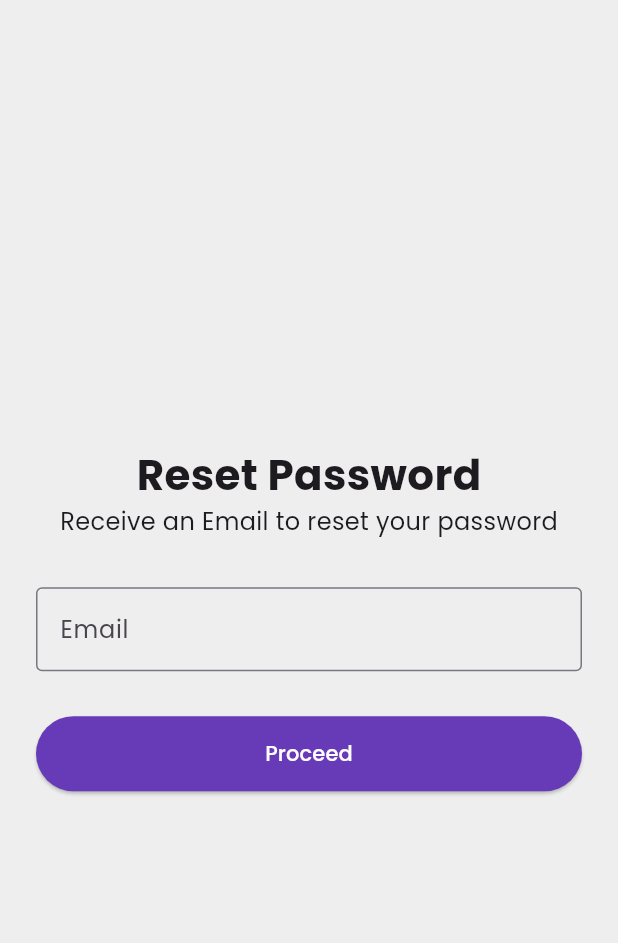
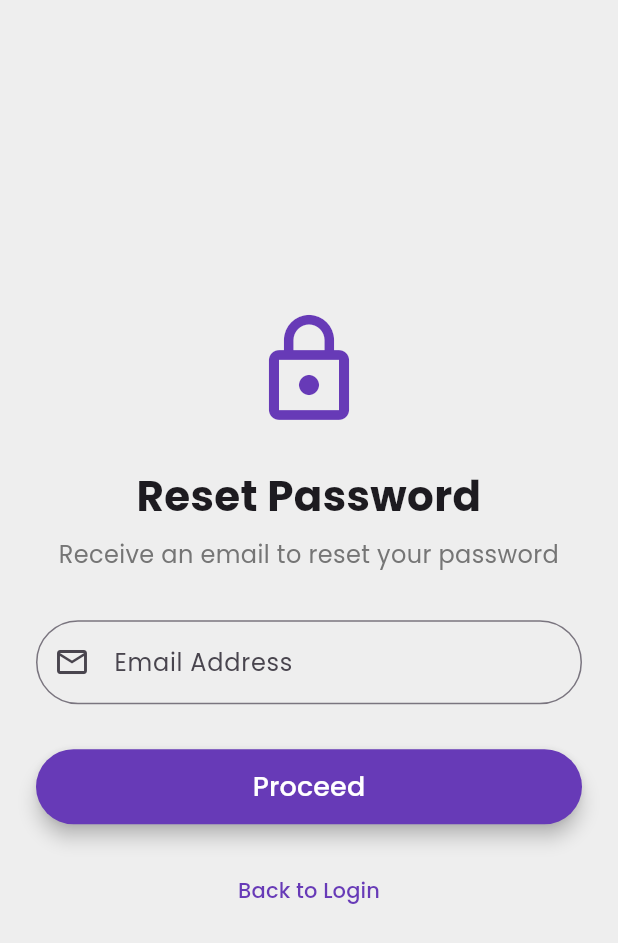
Before and after one commit to SubramanyaKS/nammkart-mobile, a Flutter app: the ForgotPasswordScreen screen opened directly, on a phone screen of 412 x 824 dp. Shown: the top 943 px of the screen. Run offline on Flutter 3.47's test engine with Material 3 defaults, Android fonts, the phone set to English and light mode, and no system bars; our stand-ins replace carousel_slider, flutter_dotenv, google_fonts.

Commit message:
small modification

```diff
--- a/lib/src/config/common/custom_button.dart
+++ b/lib/src/config/common/custom_button.dart
@@ -12,10 +12,14 @@ class CustomButton extends StatelessWidget {
       style: ElevatedButton.styleFrom(
         backgroundColor: Colors.deepPurple,
         minimumSize: const Size(double.infinity, 50),
+        shape: RoundedRectangleBorder(
+          borderRadius: BorderRadius.circular(40),
+        ),
+        elevation: 5,
       ),
       child: Text(
         title,
-        style: TextStyle(color: Colors.white),
+        style: TextStyle(color: Colors.white,fontSize: 18),
       ),
     );
   }
--- a/lib/src/features/auth/presentation/screens/forgot_password_screen.dart
+++ b/lib/src/features/auth/presentation/screens/forgot_password_screen.dart
@@ -19,33 +19,74 @@ class _ForgotPasswordScreenState extends State<ForgotPasswordScreen> {
         child: Center(
           child: SingleChildScrollView(
             child: Column(
+              crossAxisAlignment: CrossAxisAlignment.center,
               children: [
+                Icon(
+                  Icons.lock_outline,
+                  size: 80,
+                  color: Theme.of(context).colorScheme.primary,
+                ),
+                const SizedBox(height: 24),
                 Text(
                   'Reset Password',
                   style: TextStyle(
                     fontSize: 28,
                     fontWeight: FontWeight.bold,
+                    color: Theme.of(context).colorScheme.onBackground,
                   ),
+                  textAlign: TextAlign.center,
                 ),
+
+                const SizedBox(height: 8),
                 Text(
-                  'Receive an Email to reset your password',
-                  style: TextStyle(fontSize: 16),
+                  'Receive an email to reset your password',
+                  style: TextStyle(
+                    fontSize: 16,
+                    color: Colors.grey[600],
+                  ),
+                  textAlign: TextAlign.center,
                 ),
+
                 const SizedBox(height: 32),
+
+                // Email field
                 TextField(
                   controller: emailController,
-                  decoration: const InputDecoration(
-                    labelText: 'Email',
-                    border: OutlineInputBorder(),
+                  decoration: InputDecoration(
+                    prefixIcon: const Icon(Icons.email_outlined),
+                    labelText: 'Email Address',
+                    border: OutlineInputBorder(
+                      borderRadius: BorderRadius.circular(40),
+                    ),
+                    focusedBorder: OutlineInputBorder(
+                      borderRadius: BorderRadius.circular(40),
+                      borderSide: BorderSide(
+                        color: Theme.of(context).colorScheme.primary,
+                        width: 2,
+                      ),
+                    ),
                   ),
                   keyboardType: TextInputType.emailAddress,
                 ),
-                const SizedBox(
-                  height: 30,
-                ),
+
+                const SizedBox(height: 30),
+
+                // Proceed button
                 CustomButton(
                   title: 'Proceed',
-                  onPress: () {},
+                  onPress: () {
+                    // TODO: Implement reset logic
+                  },
+                ),
+
+                const SizedBox(height: 20),
+
+                // Optional link back to login
+                TextButton(
+                  onPressed: () {
+                    Navigator.pop(context);
+                  },
+                  child: const Text('Back to Login'),
                 ),
               ],
             ),
--- a/lib/src/features/home/presentation/screens/main_screen.dart
+++ b/lib/src/features/home/presentation/screens/main_screen.dart
@@ -143,12 +143,6 @@ class _MainScreenState extends State<MainScreen> {
                                 decoration: BoxDecoration(
                                   color: Theme.of(context).cardColor,
                                   borderRadius: BorderRadius.circular(12),
-                                  // boxShadow: [
-                                  // BoxShadow(
-                                  // color: Theme.of(context).shadowColor,
-                                  // blurRadius: 6,
-                                  // ),
-                                  // ],
                                 ),
                                 width: 200,
                                 margin: EdgeInsets.only(left: 10),
--- a/lib/src/features/product/data/datasource/product_remote_datasource.dart
+++ b/lib/src/features/product/data/datasource/product_remote_datasource.dart
@@ -1,6 +1,4 @@
 import 'dart:convert';
-import 'package:http/http.dart' as http;
-import 'package:nammkart/src/config/environment/environment.dart';
 import 'package:nammkart/src/config/utils/api_service.dart';
 import 'package:nammkart/src/features/product/data/models/category_model.dart';
 import 'package:nammkart/src/features/product/data/models/product_model.dart';
```
Also changed, not shown: lib/src/features/auth/presentation/screens/login_screen.dart (+10 -4 lines), lib/src/features/auth/presentation/screens/signup_screen.dart (+13 -4 lines), lib/src/features/product/presentation/widgets/animated_icon_button.dart (added, +64 -0 lines), lib/src/features/product/presentation/widgets/product_card.dart (+20 -41 lines).
